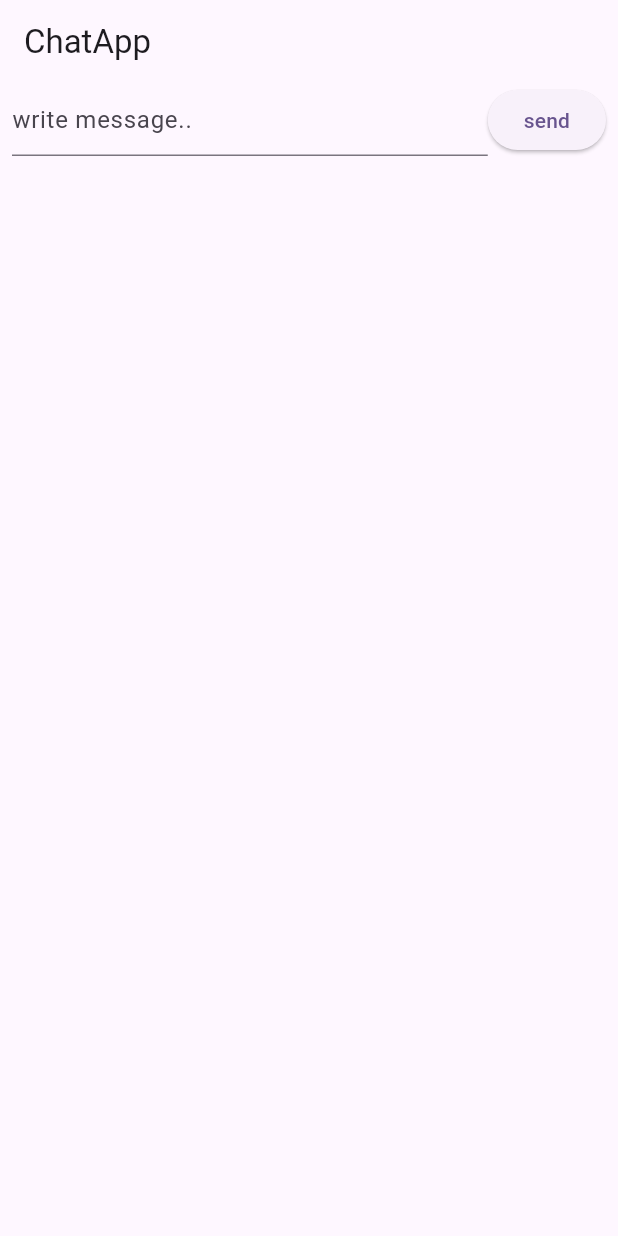
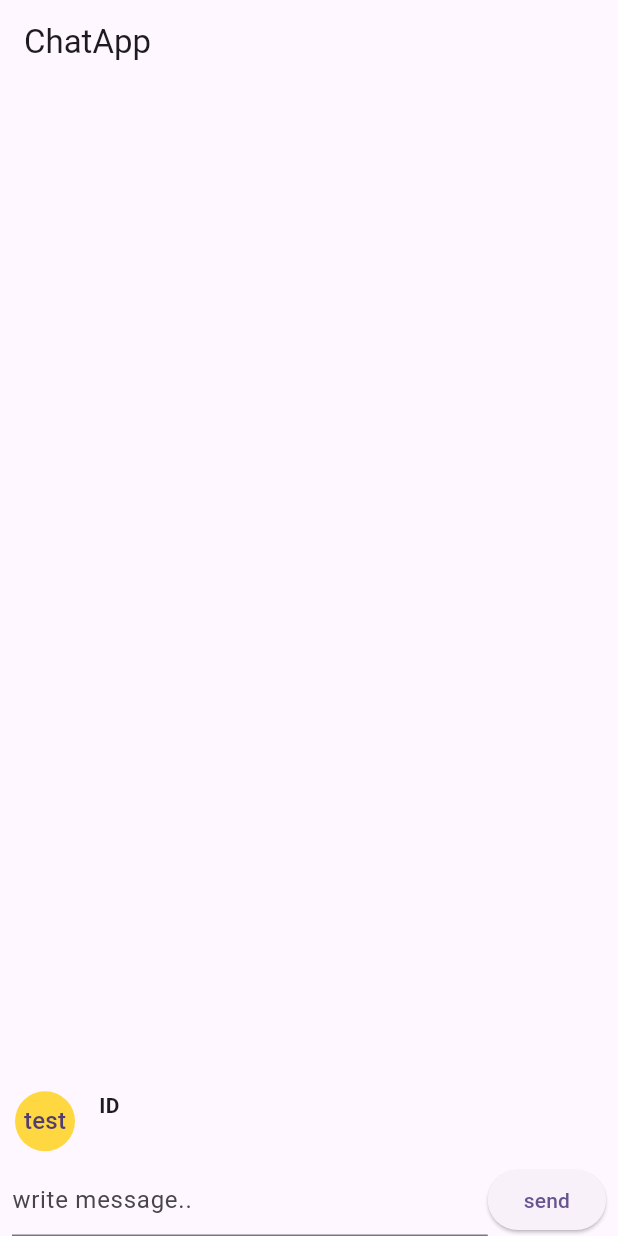
Before and after one commit to chaseungheun/flutter_chat_v1, a Flutter app: the screen it shows after launch, after a tap on "send", on a phone screen of 412 x 824 dp. Run offline on Flutter 3.47's test engine with Material 3 defaults, Android fonts, the light colour scheme and no system bars; our stand-ins replace logger.

Commit message:
리스트뷰 사용

```diff
--- /dev/null
+++ b/lib/chat_message.dart
@@ -0,0 +1,42 @@
+import 'package:flutter/material.dart';
+
+class ChatMessage extends StatelessWidget {
+  final String txt;
+
+  const ChatMessage(
+    this.txt, {
+    super.key,
+  });
+
+  @override
+  Widget build(BuildContext context) {
+    return Padding(
+      padding: const EdgeInsets.symmetric(horizontal: 10.0, vertical: 8.0),
+      child: Row(
+        children: [
+          const CircleAvatar(
+            backgroundColor: Colors.amberAccent,
+            child: Text("test"),
+          ),
+          const SizedBox(
+            width: 16,
+          ),
+          Expanded(
+            child: Column(
+              crossAxisAlignment: CrossAxisAlignment.start,
+              children: [
+                const Text(
+                  "ID ",
+                  style: TextStyle(
+                    fontWeight: FontWeight.w600,
+                  ),
+                ),
+                Text(txt),
+              ],
+            ),
+          ),
+        ],
+      ),
+    );
+  }
+}
--- a/lib/home_page.dart
+++ b/lib/home_page.dart
@@ -1,4 +1,6 @@
+import 'package:chat_v1/chat_message.dart';
 import 'package:flutter/material.dart';
+import 'package:logger/logger.dart';
 
 class Homepage extends StatefulWidget {
   const Homepage({super.key});
@@ -8,33 +10,72 @@ class Homepage extends StatefulWidget {
 }
 
 class _HomepageState extends State<Homepage> {
-  TextEditingController _textEditingController = TextEditingController();
+  //텍스트필드의 값을 가져오는 컨트롤러
+  final TextEditingController _textEditingController = TextEditingController();
+
+  final List<ChatMessage> _chats = [];
 
   @override
   Widget build(BuildContext context) {
     return Scaffold(
       appBar: AppBar(
-        title: Text("ChatApp"),
+        title: const Text("ChatApp"),
       ),
-      body: Container(
-        padding: EdgeInsets.symmetric(horizontal: 8.0),
+      body: Column(
+        children: [
+          Expanded(
+            // child: ListView(
+            //   children: const [
+            //     ChatMessage("message1"),
+            //     ChatMessage("message2"),
+            //   ],
+            // ),
+            child: ListView.builder(
+              itemBuilder: (context, index) {
+                return _chats[index];
+              },
+              itemCount: _chats.length,
+              reverse: true, // 메시지 아래가 최신것으로 보이는 방법
+            ),
+          ),
+          Container(
+            padding: const EdgeInsets.symmetric(horizontal: 8.0),
             child: Row(
               children: [
                 Expanded(
                   child: TextField(
                     controller: _textEditingController,
-                decoration: InputDecoration(hintText: "write message.."),
+                    decoration:
+                        const InputDecoration(hintText: "write message.."),
+                    //onSubmitted가 (String text){} 이렇게 되는데
+                    //이게 함수의 구조와 맞으면 함수명으로만 전달가능
+                    onSubmitted: _handleSubmitted,
                   ),
                 ),
                 ElevatedButton(
+                  // 온프레스드는 text인자가 없기때문에 아래처럼 씀
                   onPressed: () {
-                print(_textEditingController.text);
+                    _handleSubmitted(_textEditingController.text);
                   },
-              child: Text("send"),
+                  child: const Text("send"),
                 ),
               ],
             ),
           ),
+        ],
+      ),
     );
   }
+
+  void _handleSubmitted(String text) {
+    Logger().d(text);
+
+    setState(() {
+      ChatMessage newChat = ChatMessage(text);
+      // _chats.add(newChat); 이것을 쓰면 메시지가 반대로보임
+      _chats.insert(0, newChat);
+    });
+    // 함수 실행 시 기존 글자 제거
+    _textEditingController.clear();
   }
+}
--- a/pubspec.yaml
+++ b/pubspec.yaml
@@ -35,6 +35,7 @@ dependencies:
   # The following adds the Cupertino Icons font to your application.
   # Use with the CupertinoIcons class for iOS style icons.
   cupertino_icons: ^1.0.2
+  logger: ^2.0.2+1
 
 dev_dependencies:
   flutter_test:
```
Lines whose indentation alone changed are shown as unchanged.
